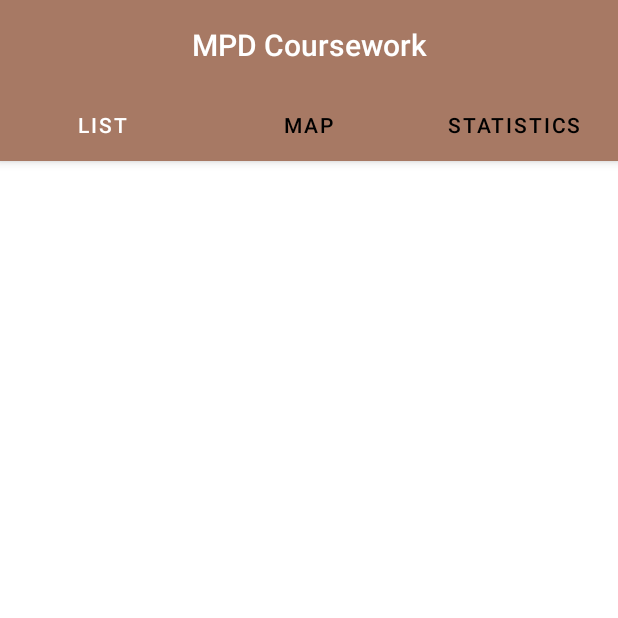
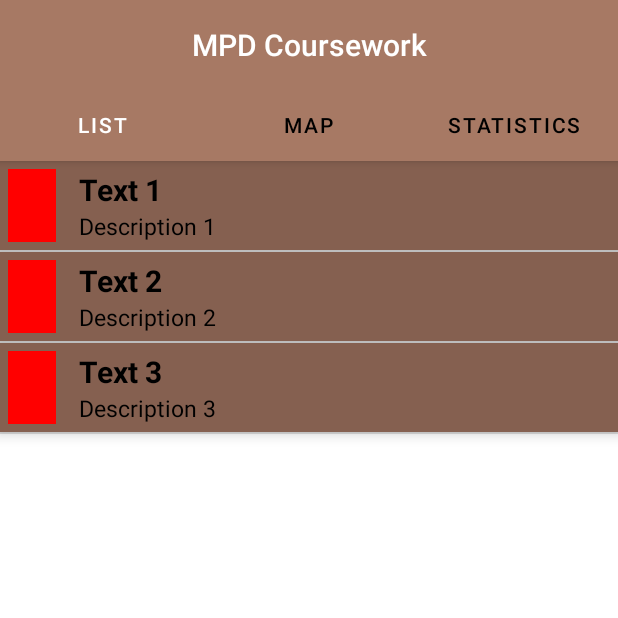
Before and after one commit to dejwkubikson/MPD-Coursework, an Android app: the screen it shows after launch (MainActivity), on a phone screen of 412 x 824 dp, the top half of it. Run offline under Robolectric (Android 15) with nearby library versions, the phone set to English and light mode, and no system bars; 1 statement that could not run was skipped.

Commit message:
List layout

```diff
--- a/app/src/main/java/com/example/mpd_coursework/MainActivity.java
+++ b/app/src/main/java/com/example/mpd_coursework/MainActivity.java
@@ -13,6 +13,9 @@ import android.util.Log;
 import android.view.Menu;
 import android.view.MenuItem;
 import android.view.View;
+import android.widget.TableLayout;
+import android.widget.TextView;
+import android.widget.Toolbar;
 
 import com.example.mpd_coursework.ui.main.SectionsPagerAdapter;
 
@@ -31,11 +34,29 @@ public class MainActivity extends AppCompatActivity {
         TabLayout tabs = findViewById(R.id.tabs);
         tabs.setupWithViewPager(viewPager);
 
+        tabs.addOnTabSelectedListener(new TabLayout.OnTabSelectedListener() {
+            @Override
+            public void onTabSelected(TabLayout.Tab tab) {
+                int position = tab.getPosition();
+                //Log.e("SLE", "Position: " + position);
+            }
+
+            @Override
+            public void onTabUnselected(TabLayout.Tab tab) {
+
+            }
+
+            @Override
+            public void onTabReselected(TabLayout.Tab tab) {
+
+            }
+        });
+
         ArrayList<String> headlines = new ArrayList<>();
 
-        DataFeed getFeed = new DataFeed();
+        /*DataFeed getFeed = new DataFeed();
         getFeed.execute();
-        headlines = getFeed.heads();
+        headlines = getFeed.heads();*/
 
         //headlines.forEach(headline -> Log.e("NewTag", headline));
 
--- a/app/src/main/java/com/example/mpd_coursework/ui/main/PageViewModel.java
+++ b/app/src/main/java/com/example/mpd_coursework/ui/main/PageViewModel.java
@@ -1,4 +1,6 @@
 package com.example.mpd_coursework.ui.main;
+
+import android.util.Log;
 
 import androidx.arch.core.util.Function;
 import androidx.lifecycle.LiveData;
@@ -12,6 +14,7 @@ public class PageViewModel extends ViewModel {
     private LiveData<String> mText = Transformations.map(mIndex, new Function<Integer, String>() {
         @Override
         public String apply(Integer input) {
+            Log.e("Tag", "Input " + input);
             return "Hello world from section: " + input;
         }
     });
@@ -20,6 +23,10 @@ public class PageViewModel extends ViewModel {
         mIndex.setValue(index);
     }
 
+    public int getIndex(){
+        return mIndex.getValue();
+    }
+
     public LiveData<String> getText() {
         return mText;
     }
--- a/app/src/main/java/com/example/mpd_coursework/ui/main/PlaceholderFragment.java
+++ b/app/src/main/java/com/example/mpd_coursework/ui/main/PlaceholderFragment.java
@@ -1,13 +1,17 @@
 package com.example.mpd_coursework.ui.main;
 
 import android.os.Bundle;
+import android.util.Log;
 import android.view.LayoutInflater;
 import android.view.View;
 import android.view.ViewGroup;
+import android.widget.BaseAdapter;
+import android.widget.ListView;
 import android.widget.TextView;
 
 import androidx.annotation.Nullable;
 import androidx.annotation.NonNull;
+import androidx.appcompat.widget.Toolbar;
 import androidx.fragment.app.Fragment;
 import androidx.lifecycle.Observer;
 import androidx.lifecycle.ViewModelProvider;
@@ -47,6 +51,28 @@ public class PlaceholderFragment extends Fragment {
             @NonNull LayoutInflater inflater, ViewGroup container,
             Bundle savedInstanceState) {
         View root = inflater.inflate(R.layout.fragment_main, container, false);
+        //Toolbar toolbar = root.findViewById(R.id.toolbar);
+        ListView listView = (ListView) root.findViewById(R.id.listView);
+
+        //Log.e("LogTag", "Current index = ");
+
+        pageViewModel.getText().observe(this, new Observer<String>() {
+            @Override
+            public void onChanged(@Nullable String s) {
+                Log.e("TAG", "Text " + s);
+            }
+        });
+
+        CustomAdapter adapter = new CustomAdapter();
+        listView.setAdapter(adapter);
+
+        return root;
+    }
+    /*@Override
+    public View onCreateView(
+            @NonNull LayoutInflater inflater, ViewGroup container,
+            Bundle savedInstanceState) {
+        View root = inflater.inflate(R.layout.fragment_main, container, false);
         final TextView textView = root.findViewById(R.id.section_label);
         pageViewModel.getText().observe(this, new Observer<String>() {
             @Override
@@ -55,5 +81,42 @@ public class PlaceholderFragment extends Fragment {
             }
         });
         return root;
+    }*/
+
+    Toolbar toolbar;
+    TextView table;
+    String[] ListViewTitle = new String[]{"Text 1", "Text 2", "Text 3"};
+    String[] ListViewDescription = new String[]{"Description 1", "Description 2", "Description 3"};
+
+    private class CustomAdapter extends BaseAdapter {
+        @Override
+        public int getCount()
+        {
+            return ListViewTitle.length;
+        }
+
+        @Override
+        public Object getItem(int i) {
+            return null;
+        }
+
+        @Override
+        public long getItemId(int i) {
+            return 0;
+        }
+
+        @Override
+        public View getView(int i, View view, ViewGroup viewGroup) {
+            View view1 = getLayoutInflater().inflate(R.layout.item_layout, null);
+
+            //getting view in row_data
+            TextView name = view1.findViewById(R.id.Title);
+            TextView desc = view1.findViewById(R.id.Description);
+
+            name.setText(ListViewTitle[i]);
+            desc.setText(ListViewDescription[i]);
+
+            return view1;
+        }
     }
 }
--- a/app/src/main/java/com/example/mpd_coursework/ui/main/SectionsPagerAdapter.java
+++ b/app/src/main/java/com/example/mpd_coursework/ui/main/SectionsPagerAdapter.java
@@ -40,7 +40,7 @@ public class SectionsPagerAdapter extends FragmentPagerAdapter {
 
     @Override
     public int getCount() {
-        // Show 2 total pages.
+        // Show 3 total pages.
         return 3;
     }
 }
--- a/app/src/main/res/layout/fragment_main.xml
+++ b/app/src/main/res/layout/fragment_main.xml
@@ -1,4 +1,28 @@
 <?xml version="1.0" encoding="utf-8"?>
+<RelativeLayout
+    xmlns:android="http://schemas.android.com/apk/res/android"
+    xmlns:app="http://schemas.android.com/apk/res-auto"
+    xmlns:tools="http://schemas.android.com/tools"
+    android:layout_width="match_parent"
+    android:layout_height="match_parent"
+    tools:context=".MainActivity">
+
+    <LinearLayout
+        android:layout_width="match_parent"
+        android:layout_height="match_parent">
+
+        <ListView
+            android:background="#fff"
+            android:id="@+id/listView"
+            android:layout_width="match_parent"
+            android:layout_height="match_parent">
+        </ListView>
+
+    </LinearLayout>
+
+</RelativeLayout>
+
+    <!--<?xml version="1.0" encoding="utf-8"?>
     <androidx.constraintlayout.widget.ConstraintLayout xmlns:android="http://schemas.android.com/apk/res/android"
         xmlns:app="http://schemas.android.com/apk/res-auto"
         xmlns:tools="http://schemas.android.com/tools"
@@ -20,4 +44,4 @@
             tools:layout_constraintLeft_creator="1"
             tools:layout_constraintTop_creator="1" />
 
-</androidx.constraintlayout.widget.ConstraintLayout>
+    </androidx.constraintlayout.widget.ConstraintLayout>-->
--- /dev/null
+++ b/app/src/main/res/layout/item_layout.xml
@@ -0,0 +1,50 @@
+<?xml version="1.0" encoding="utf-8"?>
+<LinearLayout xmlns:android="http://schemas.android.com/apk/res/android"
+    android:layout_width="match_parent"
+    android:layout_height="wrap_content"
+    android:layout_marginTop="10dp"
+    android:layout_marginStart="10dp"
+    android:layout_marginEnd="10dp"
+    android:layout_marginBottom="15dp"
+    android:gravity="center"
+    android:padding="5dp"
+    android:background="@color/brown_dark"
+    android:orientation="horizontal"
+    android:elevation="5dp">
+
+    <View
+        android:id="@+id/EarthQuakeColour"
+        android:layout_width="10dp"
+        android:layout_height="match_parent"
+        android:layout_weight="1"
+        android:background="#f00" />
+
+    <LinearLayout
+        android:layout_width="354dp"
+        android:layout_height="wrap_content"
+        android:layout_marginStart="15dp"
+        android:layout_marginLeft="15dp"
+        android:gravity="center"
+        android:orientation="vertical">
+
+        <TextView
+            android:id="@+id/Title"
+            android:layout_width="match_parent"
+            android:layout_height="wrap_content"
+            android:text="Title"
+            android:textColor="@android:color/black"
+            android:textSize="20sp"
+            android:textStyle="bold"
+            android:transitionName="titleTransition" />
+
+        <TextView
+            android:id="@+id/Description"
+            android:layout_width="match_parent"
+            android:layout_height="wrap_content"
+            android:text="Description"
+            android:textColor="@android:color/black"
+            android:textSize="15sp"
+            android:transitionName="descTransition" />
+    </LinearLayout>
+
+</LinearLayout>
```
Lines whose indentation alone changed are shown as unchanged.
